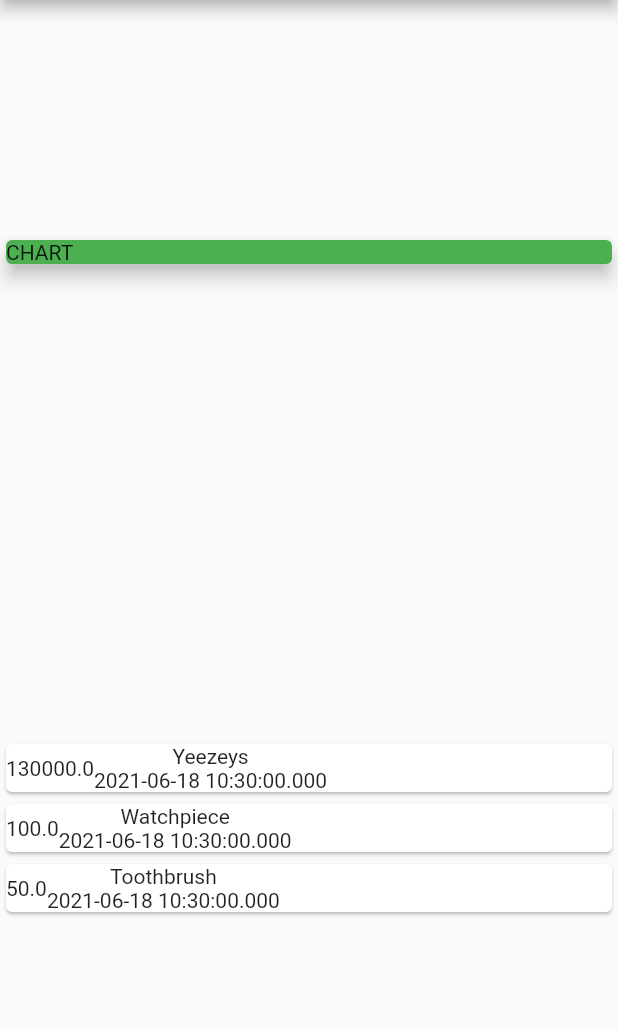
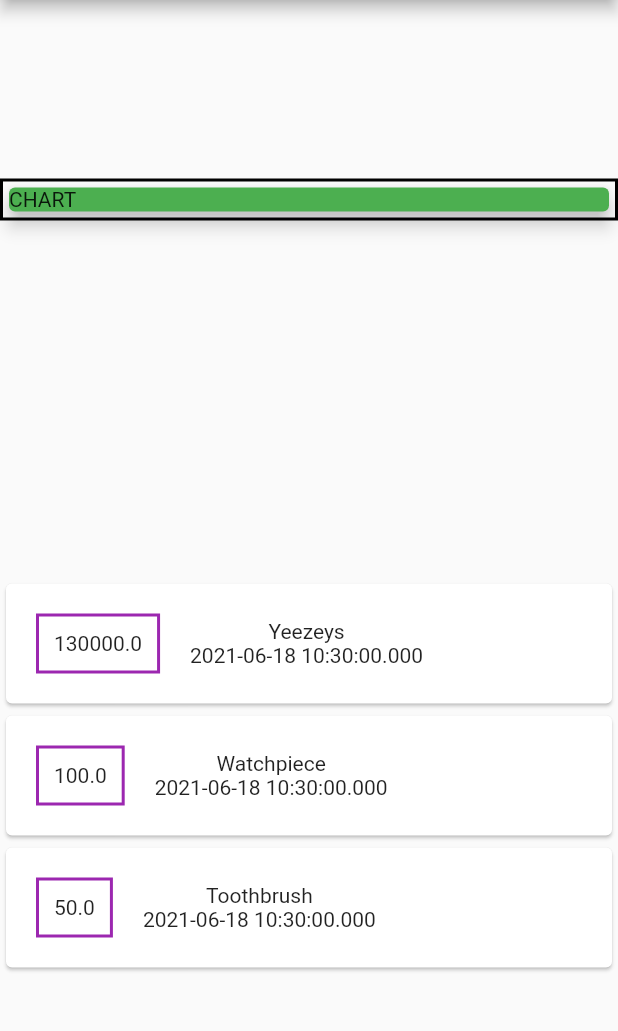
Before and after one commit to archrave/Expense-Manager-App, a Flutter app: the screen it shows after launch, on a phone screen of 412 x 824 dp, the part 84-1115 px from its top. Run offline on Flutter 3.47's test engine with Material 2 defaults, Android fonts, the phone set to English and light mode, and no system bars.

Commit message:
Applied some styling

```diff
--- a/lib/main.dart
+++ b/lib/main.dart
@@ -43,14 +43,22 @@ class HomePage extends StatelessWidget {
               child: Text("CHART"),
               elevation: 5,
             ),
+            decoration: BoxDecoration(
+              border: Border.all(color: Colors.black, width: 2),
+            ),
           ),
           Column(
             children: transactions.map((tx) {
               return Card(
                   child: Row(
-                children: [
+                children: <Widget>[
                   Container(
+                    margin: EdgeInsets.symmetric(vertical: 20, horizontal: 20),
+                    padding: EdgeInsets.all(10),
                     child: Text(tx.amount.toString()),
+                    decoration: BoxDecoration(
+                      border: Border.all(color: Colors.purple, width: 2),
+                    ),
                   ),
                   Column(
                     children: [
```
